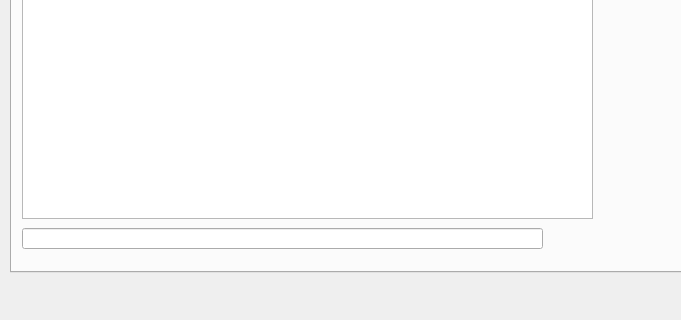
Before: the Qt Designer form computer_scientists_ui/mainwindow.ui in 2015-VLN1-Group-44/ComputerScientists_UI, drawn with Qt 5; both pictures show x 0 to 681 and y 435 to 755 of the 888 by 755 pixel window.
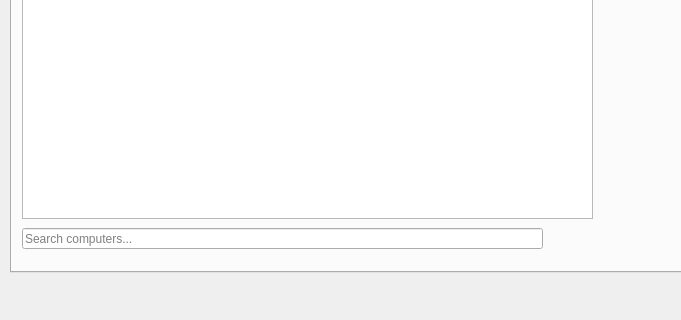
After: the same form once the commit is applied.

Commit message: hægt að leita að tölvum

Patch:
```diff
--- a/computer_scientists_ui/mainwindow.ui
+++ b/computer_scientists_ui/mainwindow.ui
@@ -194,6 +194,9 @@
         <height>21</height>
        </rect>
       </property>
+      <property name="placeholderText">
+       <string>Search computers...</string>
+      </property>
      </widget>
     </widget>
    </widget>
```
The commit also changes 2 other files.
